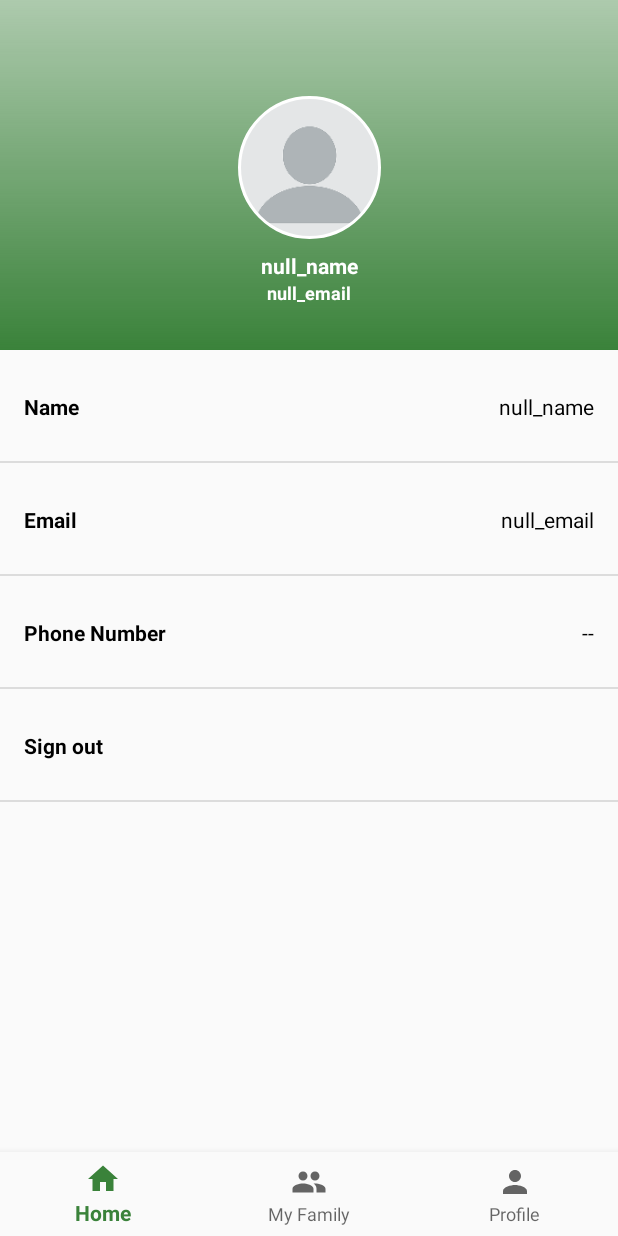
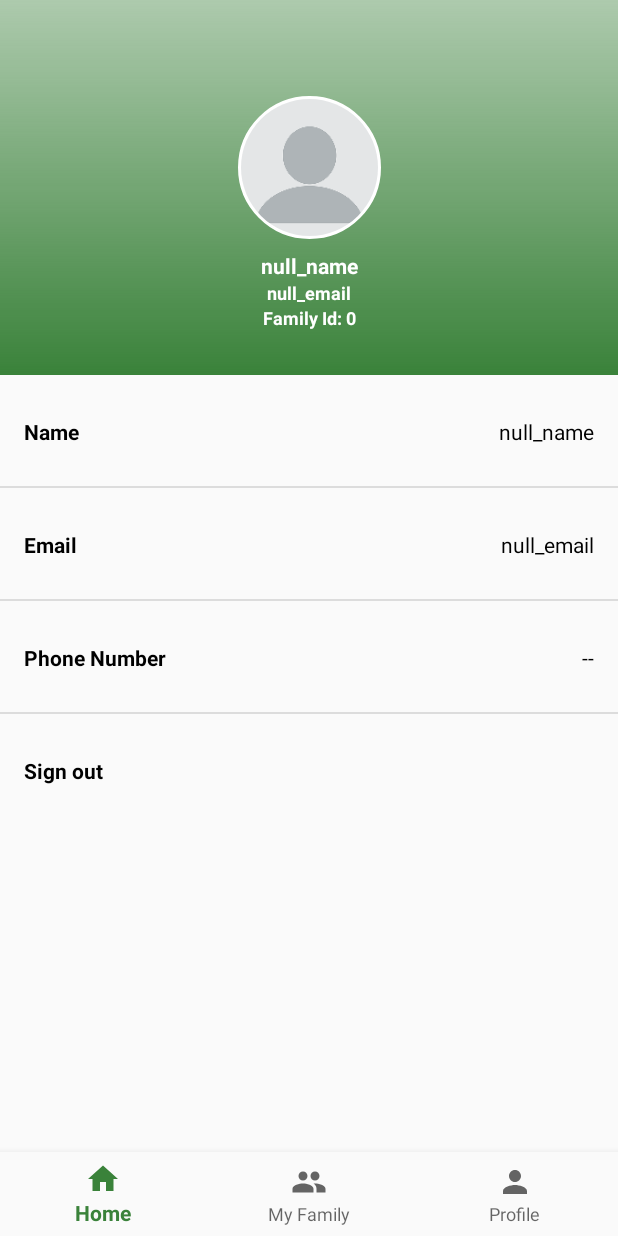
Before and after one commit to 2020-opportunity-hack/Team-12, an Android app: the fragment UserProfileFragment placed in its activity, on a phone screen of 412 x 824 dp. Run offline under Robolectric (Android 15) with nearby library versions, the phone set to English and light mode, and no system bars; our stand-ins replace ButterKnife; network calls fail; pictures from the network do not load.

```diff
--- a/Android/SundayFriendsHack/app/build.gradle
+++ b/Android/SundayFriendsHack/app/build.gradle
@@ -48,8 +48,9 @@ dependencies {
 
     //debugImplementation 'com.squareup.leakcanary:leakcanary-android:2.6'
 
-    implementation "com.squareup.okhttp3:logging-interceptor:4.9.0"
+    //Dropped support for Android 4
+    //implementation "com.squareup.okhttp3:logging-interceptor:4.9.0"
 
-
+    implementation "com.squareup.okhttp3:logging-interceptor:3.12.0"
 
 }
--- a/Android/SundayFriendsHack/app/src/main/java/com/learnandearn/sundayfriends/network/RetrofitClient.java
+++ b/Android/SundayFriendsHack/app/src/main/java/com/learnandearn/sundayfriends/network/RetrofitClient.java
@@ -44,7 +44,7 @@ public class RetrofitClient {
         requestInterception = new RequestInterception();
 
         return new OkHttpClient.Builder()
-                //.addInterceptor(httpLoggingInterceptor)
+                .addInterceptor(httpLoggingInterceptor)
                 .addInterceptor(requestInterception)
                 .build();
     }
--- a/Android/SundayFriendsHack/app/src/main/java/com/learnandearn/sundayfriends/network/login/LoginRepo.java
+++ b/Android/SundayFriendsHack/app/src/main/java/com/learnandearn/sundayfriends/network/login/LoginRepo.java
@@ -1,7 +1,6 @@
 package com.learnandearn.sundayfriends.network.login;
 
 import android.app.Application;
-import android.util.Log;
 
 import androidx.annotation.NonNull;
 import androidx.lifecycle.MutableLiveData;
@@ -12,7 +11,7 @@ import com.learnandearn.sundayfriends.network.RetrofitClient;
 import com.learnandearn.sundayfriends.network.model.AuthHeader;
 import com.learnandearn.sundayfriends.network.model.OnBoard;
 import com.learnandearn.sundayfriends.network.model.OnBoardDto;
-import com.learnandearn.sundayfriends.network.model.ResponseCode;
+import com.learnandearn.sundayfriends.network.ResponseCode;
 import com.learnandearn.sundayfriends.utils.SharedPrefManager;
 
 import retrofit2.Call;
--- a/Android/SundayFriendsHack/app/src/main/java/com/learnandearn/sundayfriends/network/model/OnBoardDto.java
+++ b/Android/SundayFriendsHack/app/src/main/java/com/learnandearn/sundayfriends/network/model/OnBoardDto.java
@@ -1,7 +1,9 @@
 package com.learnandearn.sundayfriends.network.model;
 
+import com.learnandearn.sundayfriends.network.ResponseCode;
+
 public class OnBoardDto {
-    private OnBoard onBoard;
+    private OnBoard      onBoard;
     private ResponseCode responseCode;
 
     public OnBoardDto(OnBoard onBoard, ResponseCode responseCode) {
--- a/Android/SundayFriendsHack/app/src/main/java/com/learnandearn/sundayfriends/ui/admin/AdminActivity.java
+++ b/Android/SundayFriendsHack/app/src/main/java/com/learnandearn/sundayfriends/ui/admin/AdminActivity.java
@@ -17,7 +17,7 @@ import com.google.android.material.bottomnavigation.BottomNavigationView;
 import com.learnandearn.sundayfriends.BaseApplication;
 import com.learnandearn.sundayfriends.Constants;
 import com.learnandearn.sundayfriends.R;
-import com.learnandearn.sundayfriends.network.model.ResponseCode;
+import com.learnandearn.sundayfriends.network.ResponseCode;
 import com.learnandearn.sundayfriends.network.model.UserInfo;
 import com.learnandearn.sundayfriends.ui.admin.dialog.DialogType;
 import com.learnandearn.sundayfriends.ui.admin.dialog.activate.ActivateListener;
@@ -313,6 +313,8 @@ public class AdminActivity extends AppCompatActivity implements
             } else {
                 super.onBackPressed();
             }
+        }else{
+            super.onBackPressed();
         }
 
     }
--- a/Android/SundayFriendsHack/app/src/main/java/com/learnandearn/sundayfriends/ui/admin/AdminActivityViewModel.java
+++ b/Android/SundayFriendsHack/app/src/main/java/com/learnandearn/sundayfriends/ui/admin/AdminActivityViewModel.java
@@ -7,7 +7,7 @@ import androidx.lifecycle.AndroidViewModel;
 import androidx.lifecycle.MutableLiveData;
 
 import com.learnandearn.sundayfriends.network.admin.AdminRepo;
-import com.learnandearn.sundayfriends.network.model.ResponseCode;
+import com.learnandearn.sundayfriends.network.ResponseCode;
 
 public class AdminActivityViewModel extends AndroidViewModel {
 
--- a/Android/SundayFriendsHack/app/src/main/java/com/learnandearn/sundayfriends/ui/login/LoginActivity.java
+++ b/Android/SundayFriendsHack/app/src/main/java/com/learnandearn/sundayfriends/ui/login/LoginActivity.java
@@ -5,6 +5,7 @@ import android.os.Bundle;
 import android.util.Log;
 import android.view.ViewGroup;
 import android.widget.ImageView;
+import android.widget.Toast;
 
 import androidx.annotation.Nullable;
 import androidx.appcompat.app.AlertDialog;
@@ -132,6 +133,7 @@ public class LoginActivity extends AppCompatActivity {
 
             } catch (Exception e) {
                 dismissProgressBar();
+                Toast.makeText(LoginActivity.this, e.toString(), Toast.LENGTH_SHORT).show();
                 Log.e(TAG, "onActivityResult: ", e);
             }
 
--- a/Android/SundayFriendsHack/app/src/main/java/com/learnandearn/sundayfriends/ui/user/UserActivity.java
+++ b/Android/SundayFriendsHack/app/src/main/java/com/learnandearn/sundayfriends/ui/user/UserActivity.java
@@ -173,6 +173,8 @@ public class UserActivity extends AppCompatActivity implements
             } else {
                 super.onBackPressed();
             }
+        }else{
+            super.onBackPressed();
         }
     }
 }
--- a/Android/SundayFriendsHack/app/src/main/java/com/learnandearn/sundayfriends/ui/user/profile/UserProfileFragment.java
+++ b/Android/SundayFriendsHack/app/src/main/java/com/learnandearn/sundayfriends/ui/user/profile/UserProfileFragment.java
@@ -44,6 +44,9 @@ public class UserProfileFragment extends Fragment {
     @BindView(R.id.tv_email_two)
     TextView tvSecondEmail;
 
+    @BindView(R.id.tv_family_id)
+    TextView tvFamilyId;
+
 
     @Override
     public void onCreate(@Nullable Bundle savedInstanceState) {
@@ -79,6 +82,9 @@ public class UserProfileFragment extends Fragment {
         tvSecondEmail.setText(SharedPrefManager.getInstance(context).getUserEmail());
         tvSecondName.setText(SharedPrefManager.getInstance(context).getName());
 
+        String familyId = "Family Id: " + SharedPrefManager.getInstance(context).getFamilyId();
+        tvFamilyId.setText(familyId);
+
         return view;
     }
 
--- a/Android/SundayFriendsHack/app/src/main/java/com/learnandearn/sundayfriends/utils/DialogResponseHandler.java
+++ b/Android/SundayFriendsHack/app/src/main/java/com/learnandearn/sundayfriends/utils/DialogResponseHandler.java
@@ -2,7 +2,7 @@ package com.learnandearn.sundayfriends.utils;
 
 import android.view.View;
 
-import com.learnandearn.sundayfriends.network.model.ResponseCode;
+import com.learnandearn.sundayfriends.network.ResponseCode;
 import com.learnandearn.sundayfriends.ui.admin.dialog.DialogType;
 
 public class DialogResponseHandler {
@@ -16,6 +16,10 @@ public class DialogResponseHandler {
                 SnackbarManager.failedDialog(view, dialogType).show();
                 break;
 
+            case FAMILY_ID_NOT_EXIST:
+                SnackbarManager.familyIdNonexist(view).show();
+                break;
+
             case FAILED:
                 SnackbarManager.networkCallFailed(view).show();
                 break;
--- a/Android/SundayFriendsHack/app/src/main/res/layout/fragment_user_profile.xml
+++ b/Android/SundayFriendsHack/app/src/main/res/layout/fragment_user_profile.xml
@@ -61,6 +61,18 @@
                 app:layout_constraintEnd_toEndOf="parent"
                 app:layout_constraintStart_toStartOf="parent"
                 app:layout_constraintTop_toBottomOf="@+id/tv_name" />
+
+            <TextView
+                android:id="@+id/tv_family_id"
+                android:layout_width="wrap_content"
+                android:layout_height="wrap_content"
+                android:text="Family Id: --"
+                android:textColor="@color/colorWhite"
+                android:textSize="12sp"
+                android:textStyle="bold"
+                app:layout_constraintEnd_toEndOf="parent"
+                app:layout_constraintStart_toStartOf="parent"
+                app:layout_constraintTop_toBottomOf="@+id/tv_email" />
 
         </androidx.constraintlayout.widget.ConstraintLayout>
 
@@ -202,11 +214,6 @@
                 android:textColor="@color/colorBlack"
                 android:textStyle="bold" />
 
-            <View
-                android:layout_width="match_parent"
-                android:layout_height="1dp"
-                android:layout_alignParentBottom="true"
-                android:background="@color/dividerColor" />
         </RelativeLayout>
 
 
```
Also changed, not shown: Android/SundayFriendsHack/app/src/main/java/com/learnandearn/sundayfriends/network/RequestInterception.java (+3 -4 lines), Android/SundayFriendsHack/app/src/main/java/com/learnandearn/sundayfriends/network/ResponseCode.java (added, +9 -0 lines), Android/SundayFriendsHack/app/src/main/java/com/learnandearn/sundayfriends/network/admin/AdminRepo.java (+28 -10 lines), Android/SundayFriendsHack/app/src/main/java/com/learnandearn/sundayfriends/network/model/ResponseCode.java (deleted, +0 -8 lines), Android/SundayFriendsHack/app/src/main/java/com/learnandearn/sundayfriends/utils/SnackbarManager.java (+14 -0 lines), Android/SundayFriendsHack/app/src/main/res/layout/fragment_admin_home.xml (+20 -4 lines), Android/SundayFriendsHack/app/src/main/res/layout/fragment_admin_more.xml (+10 -7 lines).
